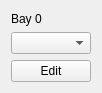
The window that BayWidget.ui (SeraphRobotics/SeraphPrint) describes before a commit, drawn with Qt 5.
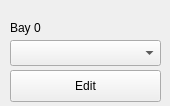
The same window after the commit.

Diff of the .ui file:
```diff
--- a/BayWidget.ui
+++ b/BayWidget.ui
@@ -6,46 +6,22 @@
    <rect>
     <x>0</x>
     <y>0</y>
-    <width>94</width>
-    <height>93</height>
+    <width>170</width>
+    <height>106</height>
    </rect>
   </property>
   <property name="windowTitle">
    <string>Form</string>
   </property>
-  <layout class="QVBoxLayout" name="verticalLayout">
-   <item>
-    <spacer name="verticalSpacer">
-     <property name="orientation">
-      <enum>Qt::Vertical</enum>
-     </property>
-     <property name="sizeHint" stdset="0">
-      <size>
-       <width>20</width>
-       <height>40</height>
-      </size>
-     </property>
-    </spacer>
-   </item>
-   <item>
-    <widget class="QLabel" name="bayLabel">
-     <property name="text">
-      <string>Bay 0</string>
-     </property>
-    </widget>
-   </item>
-   <item>
-    <widget class="QComboBox" name="materialCombo">
-     <property name="sizePolicy">
-      <sizepolicy hsizetype="MinimumExpanding" vsizetype="Fixed">
-       <horstretch>0</horstretch>
-       <verstretch>0</verstretch>
-      </sizepolicy>
-     </property>
-    </widget>
-   </item>
-   <item>
     <widget class="QPushButton" name="editButton">
+   <property name="geometry">
+    <rect>
+     <x>10</x>
+     <y>70</y>
+     <width>151</width>
+     <height>32</height>
+    </rect>
+   </property>
      <property name="sizePolicy">
       <sizepolicy hsizetype="MinimumExpanding" vsizetype="Fixed">
        <horstretch>0</horstretch>
@@ -56,8 +32,35 @@
       <string>Edit</string>
      </property>
     </widget>
-   </item>
-  </layout>
+  <widget class="QComboBox" name="materialCombo">
+   <property name="geometry">
+    <rect>
+     <x>10</x>
+     <y>40</y>
+     <width>151</width>
+     <height>26</height>
+    </rect>
+   </property>
+   <property name="sizePolicy">
+    <sizepolicy hsizetype="MinimumExpanding" vsizetype="Fixed">
+     <horstretch>0</horstretch>
+     <verstretch>0</verstretch>
+    </sizepolicy>
+   </property>
+  </widget>
+  <widget class="QLabel" name="bayLabel">
+   <property name="geometry">
+    <rect>
+     <x>10</x>
+     <y>20</y>
+     <width>105</width>
+     <height>16</height>
+    </rect>
+   </property>
+   <property name="text">
+    <string>Bay 0</string>
+   </property>
+  </widget>
  </widget>
  <resources/>
  <connections/>
```
Left out of the diff: 4 changed lines with no effect on the pictures. Lines whose indentation alone changed are shown as unchanged.
